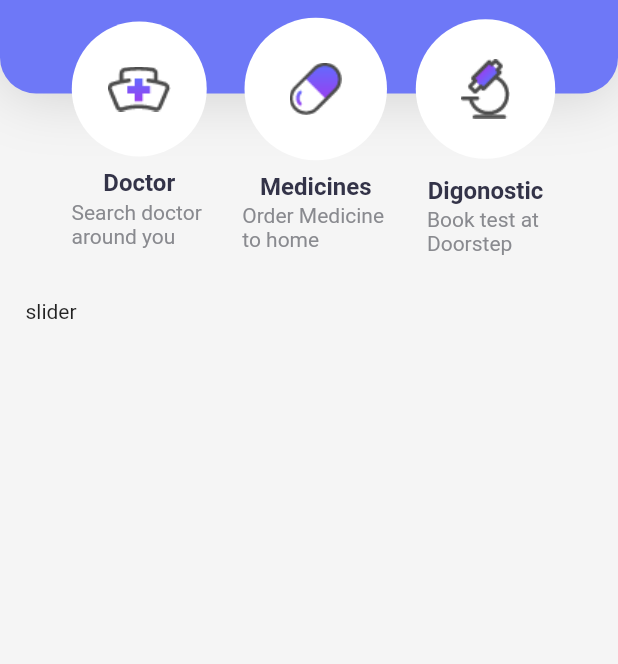
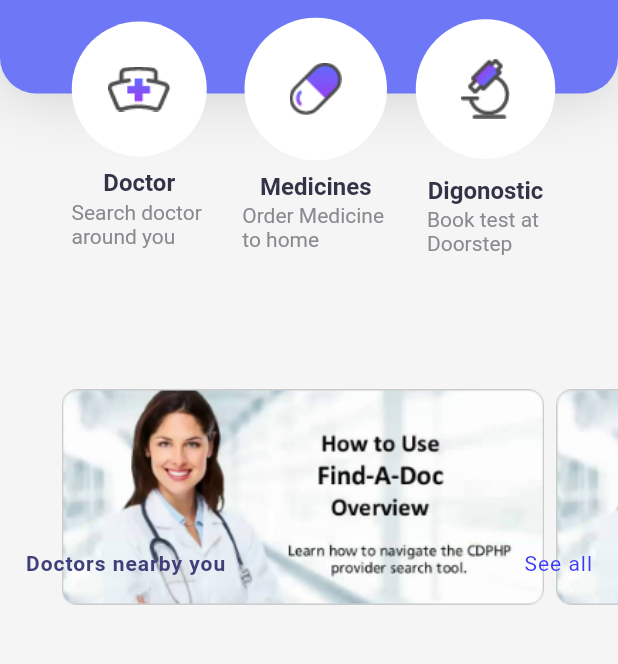
Before and after one commit to phucvo0709/Flutter-Medec, a Flutter app: the HomeScreen screen opened by its route, on a phone screen of 412 x 824 dp, the part 121-785 px from its top. Run offline on Flutter 3.47's test engine with Material 2 defaults, Android fonts, the phone set to English and light mode, and no system bars; our stand-ins replace flutter_spinkit, shared_preferences; accounts and stored records are empty.

Commit message:
add slider

```diff
--- a/lib/main.dart
+++ b/lib/main.dart
@@ -1,5 +1,6 @@
 import 'package:fl_medec/providers/auth_provider.dart';
 import 'package:fl_medec/providers/page_provider.dart';
+import 'package:fl_medec/providers/slider_provider.dart';
 import 'package:fl_medec/screens/auth_screen.dart';
 import 'package:fl_medec/screens/home_screen.dart';
 import 'package:fl_medec/screens/splash_screen.dart';
@@ -21,6 +22,9 @@ class MyApp extends StatelessWidget {
         ChangeNotifierProvider.value(
           value: PageProvider(),
         ),
+        ChangeNotifierProvider.value(
+          value: SliderProvider(),
+        )
       ],
       child: Consumer<AuthProvider>(
         builder: (ctx, auth, _) => MaterialApp(
--- /dev/null
+++ b/lib/models/slider_model.dart
@@ -0,0 +1,6 @@
+class SliderModel {
+  var imageUrl;
+  SliderModel({
+    this.imageUrl,
+  });
+}
--- /dev/null
+++ b/lib/providers/slider_provider.dart
@@ -0,0 +1,20 @@
+import 'package:fl_medec/models/slider_model.dart';
+import 'package:flutter/widgets.dart';
+
+class SliderProvider with ChangeNotifier {
+  List<SliderModel> _sliders = [
+    SliderModel(
+      imageUrl: "assets/images/Group 1546.png",
+    ),
+    SliderModel(
+      imageUrl: "assets/images/Group 1546.png",
+    ),
+    SliderModel(
+      imageUrl: "assets/images/Group 1546.png",
+    ),
+  ];
+
+  List<SliderModel> get sliders {
+    return [..._sliders];
+  }
+}
--- a/lib/screens/home_screen.dart
+++ b/lib/screens/home_screen.dart
@@ -1,3 +1,4 @@
+import 'package:fl_medec/widgets/slider_home.dart';
 import 'package:flutter/material.dart';
 
 class HomeScreen extends StatefulWidget {
@@ -204,15 +205,39 @@ class _HomeScreenState extends State<HomeScreen> {
             ),
           ),
           Container(
+            child: SliderHome(),
+          ),
+          Container(
             child: Padding(
-              padding: EdgeInsets.fromLTRB(17.0, 280.0, 17.0, 48.0),
+              padding: EdgeInsets.fromLTRB(17.0, 448.0, 17.0, 48.0),
               child: Column(
                 children: <Widget>[
-                  Text('slider'),
+                  Row(
+                    mainAxisAlignment: MainAxisAlignment.spaceBetween,
+                    children: <Widget>[
+                      Text(
+                        'Doctors nearby you',
+                        style: TextStyle(
+                          fontWeight: FontWeight.bold,
+                          letterSpacing: 0.66,
+                          color: Color.fromRGBO(63, 64, 121, 1),
+                          fontSize: 14,
+                        ),
+                      ),
+                      Text(
+                        'See all',
+                        style: TextStyle(
+                          fontSize: 14.0,
+                          letterSpacing: 0.66,
+                          color: Color.fromRGBO(58, 58, 252, 1),
+                        ),
+                      ),
+                    ],
+                  ),
                 ],
               ),
             ),
-          ),
+          )
         ],
       ),
     );
--- /dev/null
+++ b/lib/widgets/slider_home.dart
@@ -0,0 +1,54 @@
+import 'package:fl_medec/providers/slider_provider.dart';
+import 'package:flutter/material.dart';
+import 'package:provider/provider.dart';
+
+class SliderHome extends StatefulWidget {
+  @override
+  _SliderHomeState createState() => _SliderHomeState();
+}
+
+class _SliderHomeState extends State<SliderHome> {
+  PageController _sliderController;
+  int currentSlider = 0;
+
+  @override
+  void initState() {
+    super.initState();
+    _sliderController = PageController(
+        initialPage: currentSlider, viewportFraction: 0.8, keepPage: false);
+  }
+
+  @override
+  void dispose() {
+    _sliderController.dispose();
+    super.dispose();
+  }
+
+  @override
+  Widget build(BuildContext context) {
+    final sliderProvider = Provider.of<SliderProvider>(context);
+    final sliders = sliderProvider.sliders;
+    return Center(
+      child: Container(
+        child: PageView.builder(
+          controller: _sliderController,
+          itemCount: sliders.length,
+          itemBuilder: (context, index) {
+            return AnimatedBuilder(
+              animation: _sliderController,
+              builder: (context, child) {
+                var slider = sliders[index];
+                return Padding(
+                  padding: const EdgeInsets.only(right: 8.0),
+                  child: Image.asset(
+                    slider.imageUrl,
+                  ),
+                );
+              },
+            );
+          },
+        ),
+      ),
+    );
+  }
+}
```
